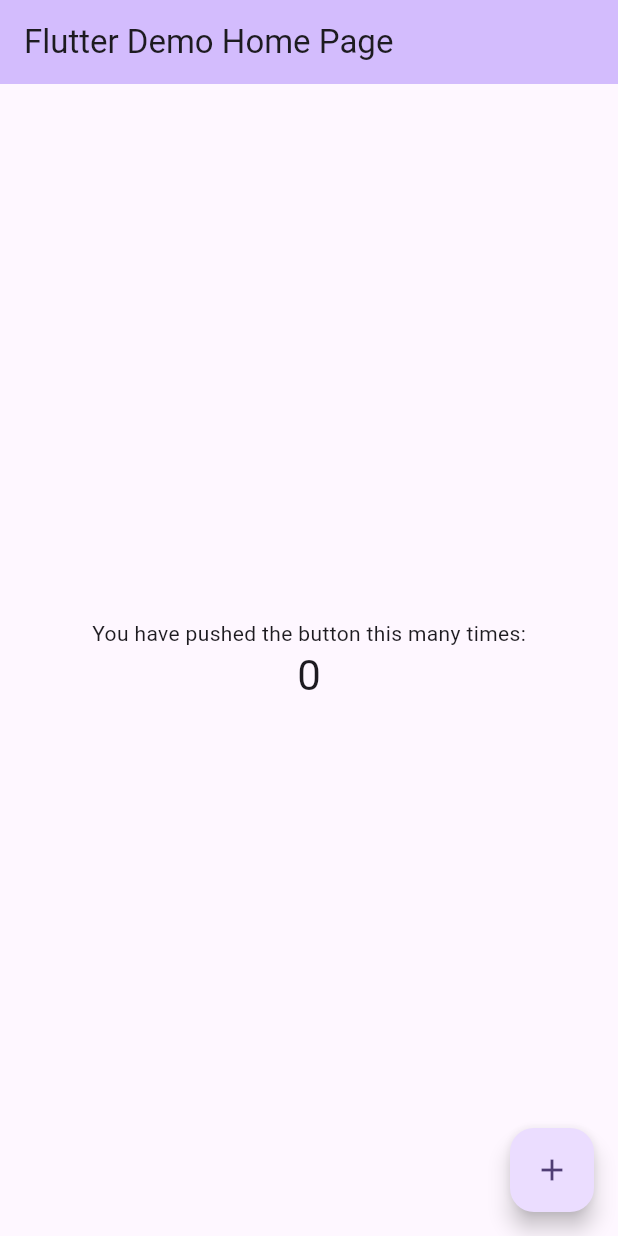
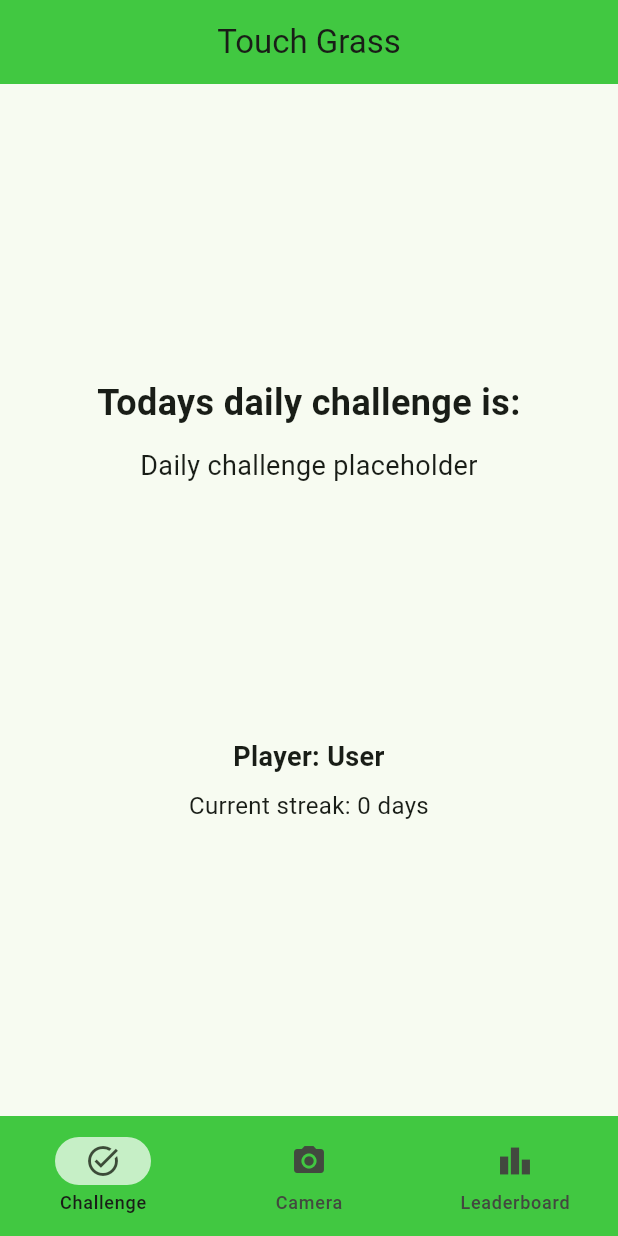
Before and after one commit to a-pak/touch_grass, a Flutter app: the screen it shows after launch, on a phone screen of 412 x 824 dp. Run offline on Flutter 3.47's test engine with Material 3 defaults, Android fonts, the phone set to English and light mode, and no system bars.

Commit message:
Main app screen structure added

```diff
--- a/lib/main.dart
+++ b/lib/main.dart
@@ -1,4 +1,5 @@
 import 'package:flutter/material.dart';
+import 'package:touch_grass/screens/home_screen.dart';
 
 void main() {
   runApp(const MyApp());
@@ -7,116 +8,22 @@ void main() {
 class MyApp extends StatelessWidget {
   const MyApp({super.key});
 
-  // This widget is the root of your application.
   @override
   Widget build(BuildContext context) {
     return MaterialApp(
-      title: 'Flutter Demo',
+      title: 'Touch Grass',
       theme: ThemeData(
-        // This is the theme of your application.
-        //
-        // TRY THIS: Try running your application with "flutter run". You'll see
-        // the application has a purple toolbar. Then, without quitting the app,
-        // try changing the seedColor in the colorScheme below to Colors.green
-        // and then invoke "hot reload" (save your changes or press the "hot
-        // reload" button in a Flutter-supported IDE, or press "r" if you used
-        // the command line to start the app).
-        //
-        // Notice that the counter didn't reset back to zero; the application
-        // state is not lost during the reload. To reset the state, use hot
-        // restart instead.
-        //
-        // This works for code too, not just values: Most code changes can be
-        // tested with just a hot reload.
-        colorScheme: .fromSeed(seedColor: Colors.deepPurple),
+        colorScheme: ColorScheme.fromSeed(seedColor: const Color.fromARGB(255, 65, 200, 65)),
+        appBarTheme: const AppBarTheme(
+          backgroundColor: Color.fromARGB(255, 65, 200, 65),
+          centerTitle: true,
+        ),
+        navigationBarTheme: const NavigationBarThemeData(
+          backgroundColor: Color.fromARGB(255, 65, 200, 65),
+          indicatorColor: Colors.white70,
+        ),
       ),
-      home: const MyHomePage(title: 'Flutter Demo Home Page'),
+      home: const HomeScreen(title: 'Touch Grass'),
     );
   }
 }
-
-class MyHomePage extends StatefulWidget {
-  const MyHomePage({super.key, required this.title});
-
-  // This widget is the home page of your application. It is stateful, meaning
-  // that it has a State object (defined below) that contains fields that affect
-  // how it looks.
-
-  // This class is the configuration for the state. It holds the values (in this
-  // case the title) provided by the parent (in this case the App widget) and
-  // used by the build method of the State. Fields in a Widget subclass are
-  // always marked "final".
-
-  final String title;
-
-  @override
-  State<MyHomePage> createState() => _MyHomePageState();
-}
-
-class _MyHomePageState extends State<MyHomePage> {
-  int _counter = 0;
-
-  void _incrementCounter() {
-    setState(() {
-      // This call to setState tells the Flutter framework that something has
-      // changed in this State, which causes it to rerun the build method below
-      // so that the display can reflect the updated values. If we changed
-      // _counter without calling setState(), then the build method would not be
-      // called again, and so nothing would appear to happen.
-      _counter++;
-    });
-  }
-
-  @override
-  Widget build(BuildContext context) {
-    // This method is rerun every time setState is called, for instance as done
-    // by the _incrementCounter method above.
-    //
-    // The Flutter framework has been optimized to make rerunning build methods
-    // fast, so that you can just rebuild anything that needs updating rather
-    // than having to individually change instances of widgets.
-    return Scaffold(
-      appBar: AppBar(
-        // TRY THIS: Try changing the color here to a specific color (to
-        // Colors.amber, perhaps?) and trigger a hot reload to see the AppBar
-        // change color while the other colors stay the same.
-        backgroundColor: Theme.of(context).colorScheme.inversePrimary,
-        // Here we take the value from the MyHomePage object that was created by
-        // the App.build method, and use it to set our appbar title.
-        title: Text(widget.title),
-      ),
-      body: Center(
-        // Center is a layout widget. It takes a single child and positions it
-        // in the middle of the parent.
-        child: Column(
-          // Column is also a layout widget. It takes a list of children and
-          // arranges them vertically. By default, it sizes itself to fit its
-          // children horizontally, and tries to be as tall as its parent.
-          //
-          // Column has various properties to control how it sizes itself and
-          // how it positions its children. Here we use mainAxisAlignment to
-          // center the children vertically; the main axis here is the vertical
-          // axis because Columns are vertical (the cross axis would be
-          // horizontal).
-          //
-          // TRY THIS: Invoke "debug painting" (choose the "Toggle Debug Paint"
-          // action in the IDE, or press "p" in the console), to see the
-          // wireframe for each widget.
-          mainAxisAlignment: .center,
-          children: [
-            const Text('You have pushed the button this many times:'),
-            Text(
-              '$_counter',
-              style: Theme.of(context).textTheme.headlineMedium,
-            ),
-          ],
-        ),
-      ),
-      floatingActionButton: FloatingActionButton(
-        onPressed: _incrementCounter,
-        tooltip: 'Increment',
-        child: const Icon(Icons.add),
-      ),
-    );
-  }
-}
--- /dev/null
+++ b/lib/screens/camera_screen.dart
@@ -0,0 +1,15 @@
+import 'package:flutter/material.dart';
+
+class CameraScreen extends StatelessWidget {
+  const CameraScreen({super.key});
+
+  @override
+  Widget build(BuildContext context) {
+    return const Center(
+      child: Text(
+        'Camera should open here',
+        style: TextStyle(fontSize: 18),
+      ),
+    );
+  }
+}
--- /dev/null
+++ b/lib/screens/challenge_screen.dart
@@ -0,0 +1,71 @@
+import 'package:flutter/material.dart';
+
+class ChallengeScreen extends StatelessWidget {
+  const ChallengeScreen({super.key});
+
+  @override
+  Widget build(BuildContext context) {
+    final isLandscape =
+        MediaQuery.of(context).orientation == Orientation.landscape;
+
+    const challengeBlock = Column(
+      mainAxisSize: MainAxisSize.min,
+      children: [
+        Text(
+          'Todays daily challenge is:',
+          textAlign: TextAlign.center,
+          style: TextStyle(fontSize: 24, fontWeight: FontWeight.bold),
+        ),
+        SizedBox(height: 12),
+        Text(
+          'Daily challenge placeholder',
+          textAlign: TextAlign.center,
+          style: TextStyle(fontSize: 18),
+        ),
+      ],
+    );
+
+    const playerBlock = Column(
+      mainAxisSize: MainAxisSize.min,
+      children: [
+        Text(
+          'Player: User',
+          textAlign: TextAlign.center,
+          style: TextStyle(fontSize: 18, fontWeight: FontWeight.w600),
+        ),
+        SizedBox(height: 8),
+        Text(
+          'Current streak: 0 days',
+          textAlign: TextAlign.center,
+          style: TextStyle(fontSize: 16),
+        ),
+      ],
+    );
+
+    return Center(
+      child: Padding(
+        padding: const EdgeInsets.all(20),
+        child: isLandscape
+            ? Row(
+                mainAxisAlignment: MainAxisAlignment.center,
+                crossAxisAlignment: CrossAxisAlignment.center,
+                children: const [
+                  Flexible(child: challengeBlock),
+                  SizedBox(width: 144),
+                  Flexible(child: playerBlock),
+                ],
+              )
+            : const Column(
+                mainAxisAlignment: MainAxisAlignment.center,
+                crossAxisAlignment: CrossAxisAlignment.center,
+                mainAxisSize: MainAxisSize.min,
+                children: [
+                  challengeBlock,
+                  SizedBox(height: 168),
+                  playerBlock,
+                ],
+              ),
+      ),
+    );
+  }
+}
--- a/lib/screens/home_screen.dart
+++ b/lib/screens/home_screen.dart
@@ -1 +1,53 @@
-// TODO: päävalikko
+// TODO: siirrä värit ja tyylit teematiedostoon
+
+import 'package:flutter/material.dart';
+import 'package:touch_grass/screens/camera_screen.dart';
+import 'package:touch_grass/screens/challenge_screen.dart';
+import 'package:touch_grass/screens/leaderboard_screen.dart';
+
+class HomeScreen extends StatefulWidget {
+  const HomeScreen({super.key, required this.title});
+
+  final String title;
+
+  @override
+  State<HomeScreen> createState() => _HomeScreenState();
+}
+
+class _HomeScreenState extends State<HomeScreen> {
+  int _selectedIndex = 0;
+
+  static const List<Widget> _tabs = [
+    ChallengeScreen(),
+    CameraScreen(),
+    LeaderboardScreen(),
+  ];
+
+  void _onItemTapped(int index) {
+    setState(() {
+      _selectedIndex = index;
+    });
+  }
+
+  @override
+  Widget build(BuildContext context) {
+    return Scaffold(
+      appBar: AppBar(
+        title: Text(widget.title),
+      ),
+      body: _tabs[_selectedIndex],
+      bottomNavigationBar: NavigationBar(
+        selectedIndex: _selectedIndex,
+        onDestinationSelected: _onItemTapped,
+        destinations: const [
+          NavigationDestination(icon: Icon(Icons.task_alt), label: 'Challenge'),
+          NavigationDestination(icon: Icon(Icons.camera_alt), label: 'Camera'),
+          NavigationDestination(
+            icon: Icon(Icons.leaderboard),
+            label: 'Leaderboard',
+          ),
+        ],
+      ),
+    );
+  }
+}
--- /dev/null
+++ b/lib/screens/leaderboard_screen.dart
@@ -0,0 +1,15 @@
+import 'package:flutter/material.dart';
+
+class LeaderboardScreen extends StatelessWidget {
+  const LeaderboardScreen({super.key});
+
+  @override
+  Widget build(BuildContext context) {
+    return const Center(
+      child: Text(
+        'Insert leaderboard here',
+        style: TextStyle(fontSize: 18),
+      ),
+    );
+  }
+}
--- a/lib/theme/app_theme.dart
+++ b/lib/theme/app_theme.dart
@@ -1 +1,2 @@
 // TODO: teemaan/tyyliin liittyvä koodi
+// tänne pitää siirtää värit yms. joita on nyt tiedostoissa
```
Also changed, not shown: 1 other file.
